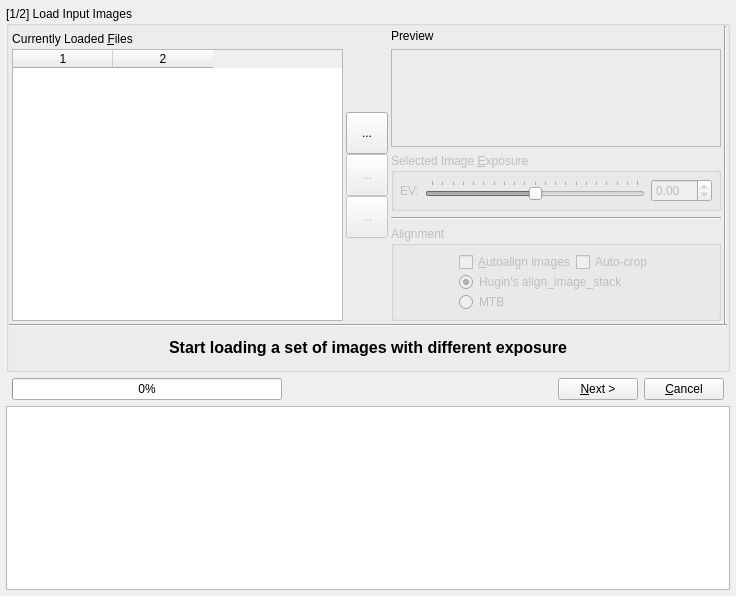
Before: the Qt Designer form src/HdrWizard/HdrWizard.ui in LuminanceHDR/LuminanceHDR, drawn with Qt 5.
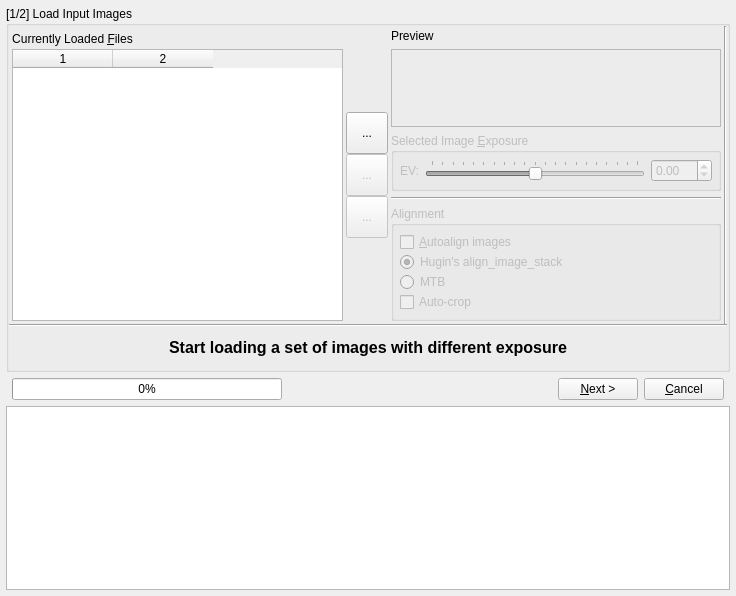
After: the same form once the commit is applied. The open tabs and pages were chosen to show the change. Icons and pictures are not drawn.

Commit message: [ui] repositioned some texts to fit long translations

```diff
--- a/src/HdrWizard/HdrWizard.ui
+++ b/src/HdrWizard/HdrWizard.ui
@@ -554,19 +554,6 @@
                        </property>
                       </widget>
                      </item>
-                     <item row="0" column="1">
-                      <widget class="QCheckBox" name="autoCropCheckBox">
-                       <property name="sizePolicy">
-                        <sizepolicy hsizetype="Fixed" vsizetype="Fixed">
-                         <horstretch>0</horstretch>
-                         <verstretch>0</verstretch>
-                        </sizepolicy>
-                       </property>
-                       <property name="text">
-                        <string>Auto-crop</string>
-                       </property>
-                      </widget>
-                     </item>
                      <item row="1" column="0" colspan="2">
                       <widget class="QRadioButton" name="ais_radioButton">
                        <property name="text">
@@ -584,6 +571,19 @@
                        </property>
                       </widget>
                      </item>
+                     <item row="3" column="0">
+                      <widget class="QCheckBox" name="autoCropCheckBox">
+                       <property name="sizePolicy">
+                        <sizepolicy hsizetype="Fixed" vsizetype="Fixed">
+                         <horstretch>0</horstretch>
+                         <verstretch>0</verstretch>
+                        </sizepolicy>
+                       </property>
+                       <property name="text">
+                        <string>Auto-crop</string>
+                       </property>
+                      </widget>
+                     </item>
                     </layout>
                    </item>
                   </layout>
```
Left out of the diff: 3 changed lines with no effect on the pictures. The commit also changes 1 other file.
